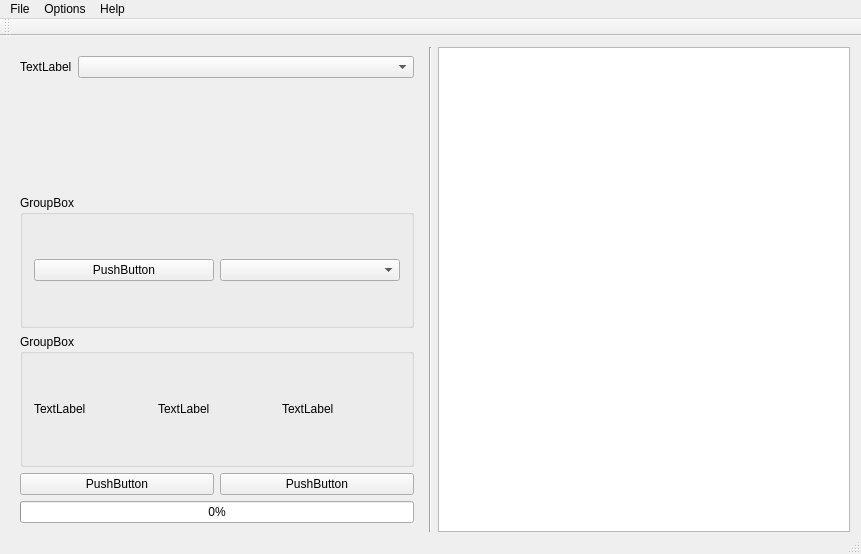
Before: the Qt Designer form code/ui/mainwindow.ui in ChaosSaber/ChaosSabers-Armour-Set-Search, drawn with Qt 5.
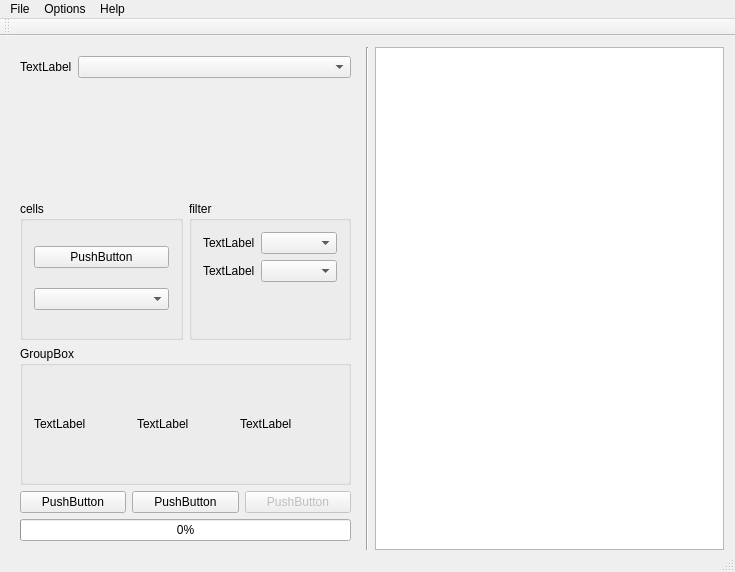
After: the same form once the commit is applied.

Commit message: search is now cancelable

Patch:
```diff
--- a/code/ui/mainwindow.ui
+++ b/code/ui/mainwindow.ui
@@ -6,8 +6,8 @@
    <rect>
     <x>0</x>
     <y>0</y>
-    <width>861</width>
-    <height>554</height>
+    <width>735</width>
+    <height>572</height>
    </rect>
   </property>
   <property name="windowTitle">
@@ -19,6 +19,7 @@
      <number>0</number>
     </property>
     <item>
+     <widget class="QWidget" name="widgetSearch" native="true">
      <layout class="QVBoxLayout" name="verticalLayout">
       <property name="sizeConstraint">
        <enum>QLayout::SetDefaultConstraint</enum>
@@ -50,11 +51,13 @@
        </layout>
       </item>
       <item>
+        <layout class="QHBoxLayout" name="horizontalLayout_4">
+         <item>
        <widget class="QGroupBox" name="groupBoxCells">
         <property name="title">
-         <string>GroupBox</string>
-        </property>
-        <layout class="QHBoxLayout" name="horizontalLayout_3">
+            <string>cells</string>
+           </property>
+           <layout class="QVBoxLayout" name="verticalLayout_2">
          <item>
           <widget class="QPushButton" name="pushButtonOrganizeCells">
            <property name="text">
@@ -69,6 +72,37 @@
        </widget>
       </item>
       <item>
+          <widget class="QGroupBox" name="groupBox">
+           <property name="title">
+            <string>filter</string>
+           </property>
+           <layout class="QFormLayout" name="formLayout_2">
+            <item row="0" column="0">
+             <widget class="QLabel" name="labelFilterFreeCells">
+              <property name="text">
+               <string>TextLabel</string>
+              </property>
+             </widget>
+            </item>
+            <item row="0" column="1">
+             <widget class="QComboBox" name="comboBoxFilterFreeCells"/>
+            </item>
+            <item row="1" column="0">
+             <widget class="QLabel" name="labelFilterUniqueSkills">
+              <property name="text">
+               <string>TextLabel</string>
+              </property>
+             </widget>
+            </item>
+            <item row="1" column="1">
+             <widget class="QComboBox" name="comboBoxFilterUniqueSkills"/>
+            </item>
+           </layout>
+          </widget>
+         </item>
+        </layout>
+       </item>
+       <item>
        <widget class="QGroupBox" name="groupBoxWantedSkills">
         <property name="title">
          <string>GroupBox</string>
@@ -120,6 +154,16 @@
           </property>
          </widget>
         </item>
+         <item>
+          <widget class="QPushButton" name="pushButtonCancel">
+           <property name="enabled">
+            <bool>false</bool>
+           </property>
+           <property name="text">
+            <string>PushButton</string>
+           </property>
+          </widget>
+         </item>
        </layout>
       </item>
       <item>
@@ -130,6 +174,7 @@
        </widget>
       </item>
      </layout>
+     </widget>
     </item>
     <item>
      <widget class="Line" name="line">
@@ -157,7 +202,7 @@
     <rect>
      <x>0</x>
      <y>0</y>
-     <width>861</width>
+     <width>735</width>
      <height>21</height>
     </rect>
    </property>
```
Lines whose indentation alone changed are shown as unchanged. The commit also changes 28 other files.
